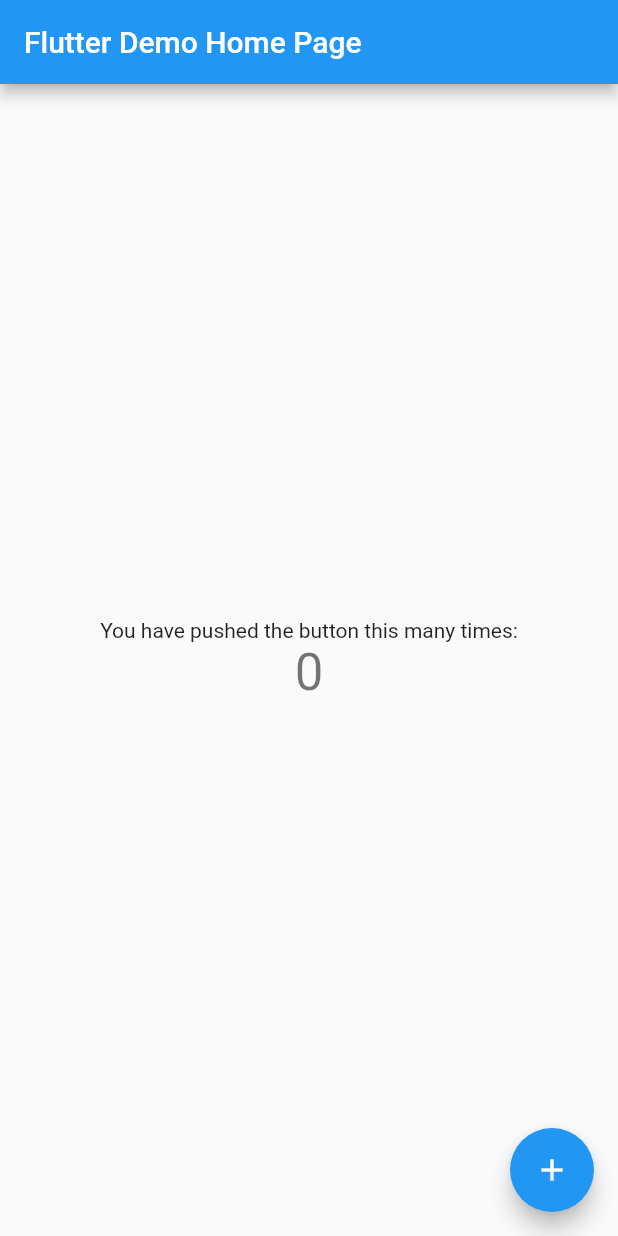
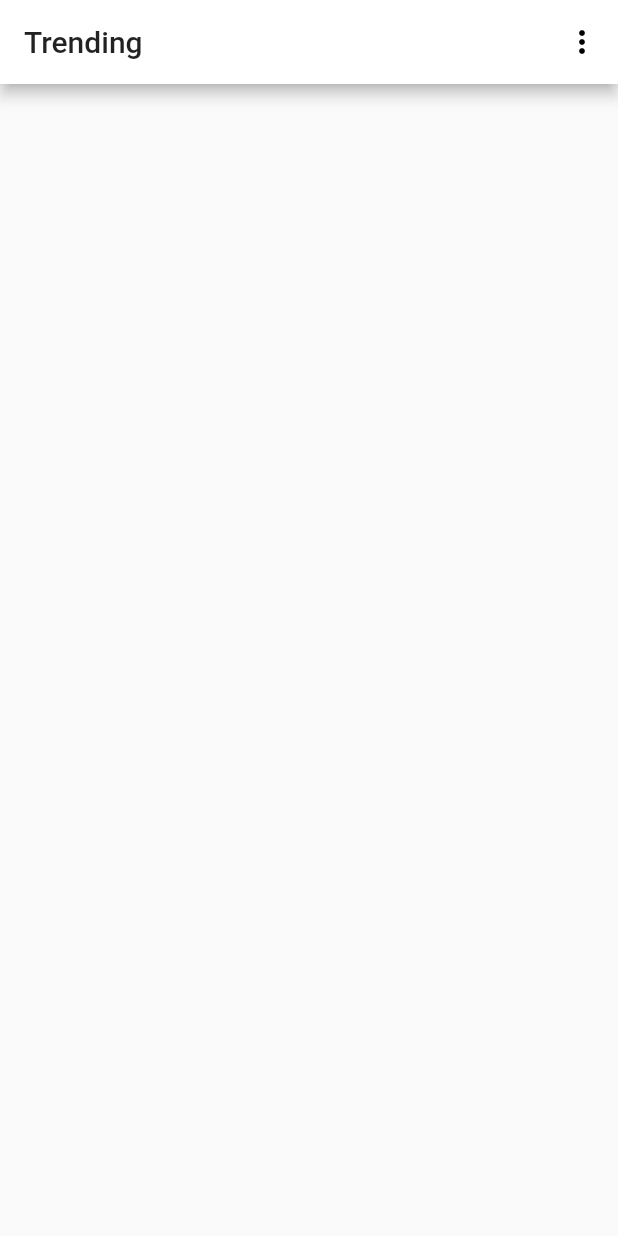
Before and after one commit to sadaks-me/trending_repos, a Flutter app: the screen it shows after launch, on a phone screen of 412 x 824 dp. Run offline on Flutter 3.47's test engine with Material 2 defaults, Android fonts, the phone set to English and light mode, and no system bars.

Commit message:
Setting Up HomePage and Assets Added

```diff
--- a/lib/main.dart
+++ b/lib/main.dart
@@ -3,109 +3,45 @@ import 'package:flutter/material.dart';
 void main() => runApp(MyApp());
 
 class MyApp extends StatelessWidget {
-  // This widget is the root of your application.
   @override
   Widget build(BuildContext context) {
     return MaterialApp(
-      title: 'Flutter Demo',
+      title: 'GoJek',
       theme: ThemeData(
-        // This is the theme of your application.
-        //
-        // Try running your application with "flutter run". You'll see the
-        // application has a blue toolbar. Then, without quitting the app, try
-        // changing the primarySwatch below to Colors.green and then invoke
-        // "hot reload" (press "r" in the console where you ran "flutter run",
-        // or simply save your changes to "hot reload" in a Flutter IDE).
-        // Notice that the counter didn't reset back to zero; the application
-        // is not restarted.
+        primaryColor: Colors.white,
         primarySwatch: Colors.blue,
       ),
-      home: MyHomePage(title: 'Flutter Demo Home Page'),
+      home: HomePage(title: 'Trending'),
     );
   }
 }
 
-class MyHomePage extends StatefulWidget {
-  MyHomePage({Key key, this.title}) : super(key: key);
-
-  // This widget is the home page of your application. It is stateful, meaning
-  // that it has a State object (defined below) that contains fields that affect
-  // how it looks.
-
-  // This class is the configuration for the state. It holds the values (in this
-  // case the title) provided by the parent (in this case the App widget) and
-  // used by the build method of the State. Fields in a Widget subclass are
-  // always marked "final".
+class HomePage extends StatefulWidget {
+  HomePage({Key key, this.title}) : super(key: key);
 
   final String title;
 
   @override
-  _MyHomePageState createState() => _MyHomePageState();
+  _HomePageState createState() => _HomePageState();
 }
 
-class _MyHomePageState extends State<MyHomePage> {
-  int _counter = 0;
-
-  void _incrementCounter() {
-    setState(() {
-      // This call to setState tells the Flutter framework that something has
-      // changed in this State, which causes it to rerun the build method below
-      // so that the display can reflect the updated values. If we changed
-      // _counter without calling setState(), then the build method would not be
-      // called again, and so nothing would appear to happen.
-      _counter++;
-    });
-  }
-
+class _HomePageState extends State<HomePage> {
   @override
   Widget build(BuildContext context) {
-    // This method is rerun every time setState is called, for instance as done
-    // by the _incrementCounter method above.
-    //
-    // The Flutter framework has been optimized to make rerunning build methods
-    // fast, so that you can just rebuild anything that needs updating rather
-    // than having to individually change instances of widgets.
     return Scaffold(
       appBar: AppBar(
-        // Here we take the value from the MyHomePage object that was created by
-        // the App.build method, and use it to set our appbar title.
         title: Text(widget.title),
+        actions: <Widget>[
+          IconButton(
+            icon: Icon(
+              Icons.more_vert,
+              color: Colors.black,
+            ),
+            onPressed: null,
+          ),
+        ],
       ),
-      body: Center(
-        // Center is a layout widget. It takes a single child and positions it
-        // in the middle of the parent.
-        child: Column(
-          // Column is also layout widget. It takes a list of children and
-          // arranges them vertically. By default, it sizes itself to fit its
-          // children horizontally, and tries to be as tall as its parent.
-          //
-          // Invoke "debug painting" (press "p" in the console, choose the
-          // "Toggle Debug Paint" action from the Flutter Inspector in Android
-          // Studio, or the "Toggle Debug Paint" command in Visual Studio Code)
-          // to see the wireframe for each widget.
-          //
-          // Column has various properties to control how it sizes itself and
-          // how it positions its children. Here we use mainAxisAlignment to
-          // center the children vertically; the main axis here is the vertical
-          // axis because Columns are vertical (the cross axis would be
-          // horizontal).
-          mainAxisAlignment: MainAxisAlignment.center,
-          children: <Widget>[
-            Text(
-              'You have pushed the button this many times:',
-            ),
-            Text(
-              '$_counter',
-              style: Theme.of(context).textTheme.display1,
-            ),
-          ],
-        ),
-      ),
-      floatingActionButton: FloatingActionButton(
-        onPressed: _incrementCounter,
-        tooltip: 'Increment',
-        child: Icon(Icons.add),
-      ), // This trailing comma makes auto-formatting nicer for build methods.
+      body: Center(),
     );
   }
 }
```
Also changed, not shown: pubspec.yaml (+3 -49 lines), assets/icons/fork-black.png (added), assets/icons/star-yellow.png (added), assets/images/gojek_logo.png (added), assets/images/nointernet_connection.png (added).
